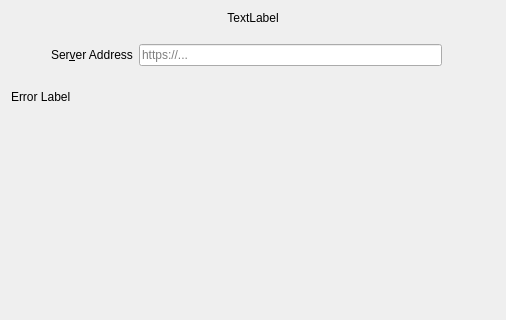
Qt form src/gui/wizard/owncloudsetupnocredspage.ui (reberthkss/ResultCloud) before a commit; both pictures show x 0 to 506 and y 0 to 320 of the 506 by 515 pixel window.
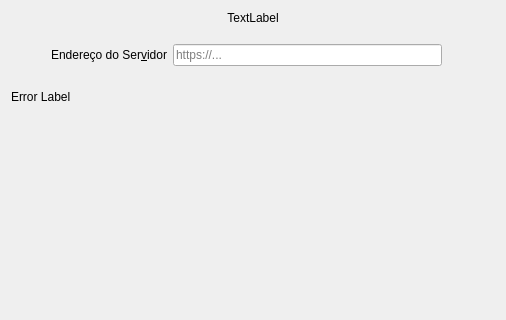
The same form after that commit. Custom widgets are drawn as their Qt base class.

```diff
--- a/src/gui/wizard/owncloudsetupnocredspage.ui
+++ b/src/gui/wizard/owncloudsetupnocredspage.ui
@@ -83,7 +83,7 @@
          <item>
           <widget class="QLabel" name="label_2">
            <property name="text">
-            <string>Ser&amp;ver Address</string>
+            <string>Endereço do Ser&amp;vidor</string>
            </property>
            <property name="buddy">
             <cstring>leUrl</cstring>
```
